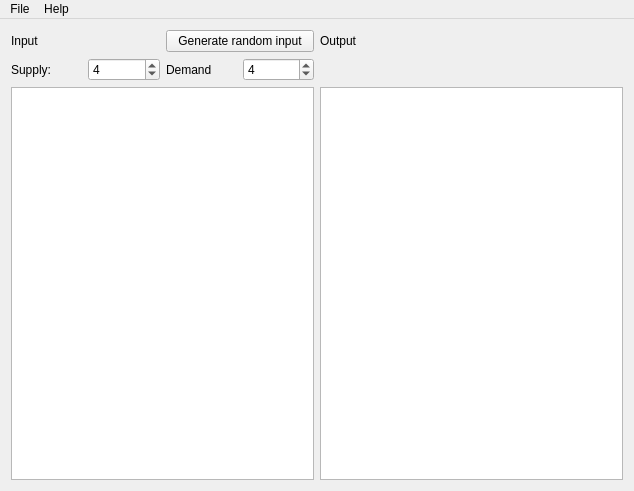
This is app/mainwindow.ui in broadwaylamb/TransportationProblem as Qt 5 draws it before an edit. The edited form follows.
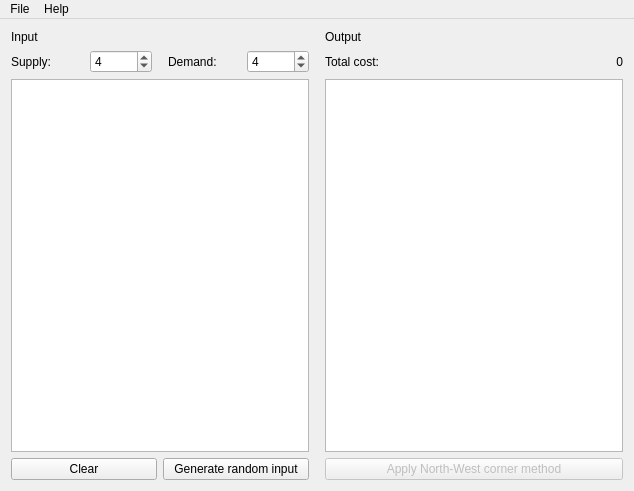
This is the edited form.

What changed in the file:
```diff
--- a/app/mainwindow.ui
+++ b/app/mainwindow.ui
@@ -17,81 +17,148 @@
    <layout class="QGridLayout" name="gridLayout_2">
     <item row="0" column="0">
      <layout class="QGridLayout" name="gridLayout">
+      <property name="horizontalSpacing">
+       <number>16</number>
+      </property>
+      <item row="2" column="1">
+       <widget class="QTableView" name="output_table">
+        <property name="editTriggers">
+         <set>QAbstractItemView::NoEditTriggers</set>
+        </property>
+        <property name="gridStyle">
+         <enum>Qt::DotLine</enum>
+        </property>
+        <property name="wordWrap">
+         <bool>false</bool>
+        </property>
+       </widget>
+      </item>
+      <item row="1" column="0">
+       <layout class="QHBoxLayout" name="horizontalLayout_3">
+        <property name="spacing">
+         <number>16</number>
+        </property>
+        <item>
+         <widget class="QLabel" name="supply_label">
+          <property name="text">
+           <string>Supply:</string>
+          </property>
+         </widget>
+        </item>
+        <item>
+         <widget class="QSpinBox" name="supply_spin">
+          <property name="minimum">
+           <number>2</number>
+          </property>
+          <property name="maximum">
+           <number>20</number>
+          </property>
+          <property name="value">
+           <number>4</number>
+          </property>
+         </widget>
+        </item>
+        <item>
+         <widget class="QLabel" name="demand_label">
+          <property name="text">
+           <string>Demand:</string>
+          </property>
+         </widget>
+        </item>
+        <item>
+         <widget class="QSpinBox" name="demand_spin">
+          <property name="minimum">
+           <number>2</number>
+          </property>
+          <property name="maximum">
+           <number>20</number>
+          </property>
+          <property name="value">
+           <number>4</number>
+          </property>
+         </widget>
+        </item>
+       </layout>
+      </item>
       <item row="2" column="0">
-       <widget class="QTableView" name="tableView"/>
+       <widget class="QTableView" name="input_table">
+        <property name="gridStyle">
+         <enum>Qt::DotLine</enum>
+        </property>
+        <property name="wordWrap">
+         <bool>false</bool>
+        </property>
+       </widget>
+      </item>
+      <item row="3" column="0">
+       <layout class="QHBoxLayout" name="horizontalLayout">
+        <item>
+         <widget class="QPushButton" name="clear_button">
+          <property name="text">
+           <string>Clear</string>
+          </property>
+          <property name="autoDefault">
+           <bool>false</bool>
+          </property>
+          <property name="flat">
+           <bool>false</bool>
+          </property>
+         </widget>
+        </item>
+        <item>
+         <widget class="QPushButton" name="generate_random_input_button">
+          <property name="text">
+           <string>Generate random input</string>
+          </property>
+         </widget>
+        </item>
+       </layout>
+      </item>
+      <item row="0" column="0">
+       <widget class="QLabel" name="input_label">
+        <property name="text">
+         <string>Input</string>
+        </property>
+       </widget>
       </item>
       <item row="0" column="1">
-       <widget class="QLabel" name="label_2">
+       <widget class="QLabel" name="output_label">
         <property name="text">
          <string>Output</string>
         </property>
        </widget>
       </item>
-      <item row="0" column="0">
+      <item row="3" column="1">
+       <widget class="QPushButton" name="solve_button">
+        <property name="enabled">
+         <bool>false</bool>
+        </property>
+        <property name="text">
+         <string>Apply North-West corner method</string>
+        </property>
+       </widget>
+      </item>
+      <item row="1" column="1">
        <layout class="QHBoxLayout" name="horizontalLayout_2">
         <item>
-         <widget class="QLabel" name="input_label">
+         <widget class="QLabel" name="label_2">
           <property name="text">
-           <string>Input</string>
+           <string>Total cost:</string>
           </property>
          </widget>
         </item>
-        <item>
-         <widget class="QPushButton" name="generate_random_input_button">
-          <property name="text">
-           <string>Generate random input</string>
-          </property>
-         </widget>
-        </item>
-       </layout>
-      </item>
-      <item row="1" column="0">
-       <layout class="QHBoxLayout" name="horizontalLayout_3">
         <item>
          <widget class="QLabel" name="label">
           <property name="text">
-           <string>Supply:</string>
+           <string>0</string>
           </property>
-         </widget>
-        </item>
-        <item>
-         <widget class="QSpinBox" name="spinBox_2">
-          <property name="minimum">
-           <number>2</number>
-          </property>
-          <property name="maximum">
-           <number>20</number>
-          </property>
-          <property name="value">
-           <number>4</number>
-          </property>
-         </widget>
-        </item>
-        <item>
-         <widget class="QLabel" name="label_3">
-          <property name="text">
-           <string>Demand</string>
-          </property>
-         </widget>
-        </item>
-        <item>
-         <widget class="QSpinBox" name="spinBox">
-          <property name="minimum">
-           <number>2</number>
-          </property>
-          <property name="maximum">
-           <number>20</number>
-          </property>
-          <property name="value">
-           <number>4</number>
+          <property name="alignment">
+           <set>Qt::AlignRight|Qt::AlignTrailing|Qt::AlignVCenter</set>
           </property>
          </widget>
         </item>
        </layout>
       </item>
-      <item row="2" column="1">
-       <widget class="QTableView" name="tableView_2"/>
-      </item>
      </layout>
     </item>
    </layout>
```
Left out of the diff: 29 changed lines with no effect on the pictures.
